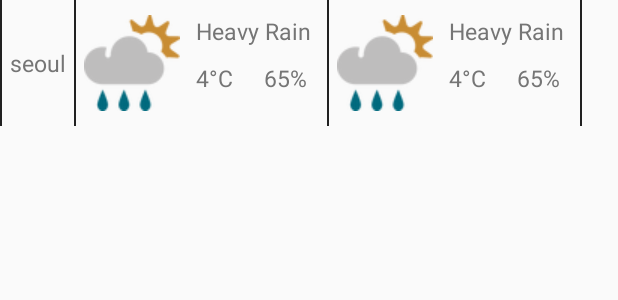
After one commit to gudnam/Location-Weather-Kotlin, an Android app: the layout item_local_weather.xml on its own in the app's theme, with its tools: preview values and no code run, on a phone screen of 412 x 824 dp. The commit adds this screen. Shown: the top 300 px of the screen. Run offline under Robolectric (Android 15) with nearby library versions, the phone set to English and light mode, and no system bars.

Commit message:
layout 적용. 데이터 하드코딩

```diff
--- /dev/null
+++ b/app/src/main/res/layout/item_local_weather.xml
@@ -0,0 +1,118 @@
+<?xml version="1.0" encoding="utf-8"?>
+<TableRow
+    xmlns:android="http://schemas.android.com/apk/res/android"
+    xmlns:app="http://schemas.android.com/apk/res-auto"
+    xmlns:tools="http://schemas.android.com/tools"
+    android:layout_width="match_parent"
+    android:layout_height="wrap_content">
+
+    <View style="@style/VerticalLineView" />
+
+    <TextView
+        android:id="@+id/textView2"
+        style="@style/LocalTextView"
+        android:text="seoul" />
+
+    <View style="@style/VerticalLineView" />
+
+    <androidx.constraintlayout.widget.ConstraintLayout
+        android:layout_width="wrap_content"
+        android:layout_height="wrap_content">
+
+        <ImageView
+            android:id="@+id/iv_today_weather_img"
+            android:layout_width="wrap_content"
+            android:layout_height="wrap_content"
+            android:layout_marginStart="5dp"
+            android:layout_marginTop="10dp"
+            android:layout_marginBottom="10dp"
+            app:layout_constraintBottom_toBottomOf="parent"
+            app:layout_constraintStart_toStartOf="parent"
+            app:layout_constraintTop_toTopOf="parent"
+            app:srcCompat="@drawable/s" />
+
+        <TextView
+            android:id="@+id/tv_today_state_name"
+            style="@style/StateNameTextView"
+            android:layout_marginStart="5dp"
+            android:layout_marginEnd="5dp"
+            android:text="Heavy Rain"
+            app:layout_constraintEnd_toEndOf="parent"
+            app:layout_constraintStart_toEndOf="@+id/iv_today_weather_img"
+            app:layout_constraintTop_toTopOf="@+id/iv_today_weather_img" />
+
+        <TextView
+            android:id="@+id/tv_today_temp"
+            style="@style/TempTextView"
+            android:layout_width="wrap_content"
+            android:layout_height="wrap_content"
+            android:layout_marginTop="10dp"
+            android:text="4°C"
+            app:layout_constraintStart_toStartOf="@+id/tv_today_state_name"
+            app:layout_constraintTop_toBottomOf="@+id/tv_today_state_name" />
+
+        <TextView
+            android:id="@+id/tv_today_humidity"
+            style="@style/HumidityTextView"
+            android:layout_width="wrap_content"
+            android:layout_height="wrap_content"
+            android:layout_marginStart="10dp"
+            android:text="65%"
+            app:layout_constraintStart_toEndOf="@+id/tv_today_temp"
+            app:layout_constraintTop_toTopOf="@+id/tv_today_temp" />
+    </androidx.constraintlayout.widget.ConstraintLayout>
+
+    <View
+        android:id="@+id/view"
+        style="@style/VerticalLineView" />
+
+    <androidx.constraintlayout.widget.ConstraintLayout
+        android:layout_width="wrap_content"
+        android:layout_height="wrap_content">
+
+        <TextView
+            android:id="@+id/tv_tomorrow_humidity"
+            style="@style/HumidityTextView"
+            android:layout_width="wrap_content"
+            android:layout_height="wrap_content"
+            android:layout_marginStart="10dp"
+            android:text="65%"
+            app:layout_constraintStart_toEndOf="@+id/tv_tomorrow_temp"
+            app:layout_constraintTop_toTopOf="@+id/tv_tomorrow_temp" />
+
+        <ImageView
+            android:id="@+id/iv_tomorrow_weather"
+            android:layout_width="wrap_content"
+            android:layout_height="wrap_content"
+            android:layout_marginStart="5dp"
+            android:layout_marginTop="10dp"
+            android:layout_marginBottom="10dp"
+            app:layout_constraintBottom_toBottomOf="parent"
+            app:layout_constraintStart_toStartOf="parent"
+            app:layout_constraintTop_toTopOf="parent"
+            app:srcCompat="@drawable/s" />
+
+        <TextView
+            android:id="@+id/textView5"
+            style="@style/StateNameTextView"
+            android:layout_marginStart="5dp"
+            android:layout_marginEnd="5dp"
+            android:text="Heavy Rain"
+            app:layout_constraintEnd_toEndOf="parent"
+            app:layout_constraintStart_toEndOf="@+id/iv_tomorrow_weather"
+            app:layout_constraintTop_toTopOf="@+id/iv_tomorrow_weather" />
+
+        <TextView
+            android:id="@+id/tv_tomorrow_temp"
+            style="@style/TempTextView"
+            android:layout_width="wrap_content"
+            android:layout_height="wrap_content"
+            android:layout_marginTop="10dp"
+            android:text="4°C"
+            app:layout_constraintStart_toStartOf="@+id/textView5"
+            app:layout_constraintTop_toBottomOf="@+id/textView5" />
+
+    </androidx.constraintlayout.widget.ConstraintLayout>
+
+    <View style="@style/VerticalLineView" />
+</TableRow>
--- a/app/src/main/res/values/styles.xml
+++ b/app/src/main/res/values/styles.xml
@@ -13,14 +13,65 @@
     </style>
 
     <style name="ContentTextView" parent="Widget.AppCompat.TextView">
+        <item name="android:layout_width">wrap_content</item>
+        <item name="android:layout_height">wrap_content</item>
         <item name="android:textColor">@color/grey600</item>
         <item name="android:textSize">18dp</item>
+        <item name="android:paddingLeft">5dp</item>
+        <item name="android:paddingRight">5dp</item>
+        <item name="android:gravity">center</item>
     </style>
 
-    <style name="ContentDynamicTextView" parent="Widget.AppCompat.TextView">
+    <style name="LocalTextView" parent="Widget.AppCompat.TextView">
+        <item name="android:layout_width">wrap_content</item>
+        <item name="android:layout_height">match_parent</item>
         <item name="android:textColor">@color/grey600</item>
-        <item name="android:textSize">18dp</item>
-        <item name="android:textStyle">bold</item>
+        <item name="android:textSize">15dp</item>
+        <item name="android:paddingLeft">5dp</item>
+        <item name="android:paddingRight">5dp</item>
+        <item name="android:gravity">center</item>
+    </style>
+
+    <style name="StateNameTextView" parent="Widget.AppCompat.TextView">
+        <item name="android:layout_width">wrap_content</item>
+        <item name="android:layout_height">wrap_content</item>
+        <item name="android:textColor">@color/grey600</item>
+        <item name="android:textSize">15dp</item>
+        <item name="android:paddingLeft">5dp</item>
+        <item name="android:paddingRight">5dp</item>
+        <item name="android:gravity">center</item>
+    </style>
+
+    <style name="TempTextView" parent="Widget.AppCompat.TextView">
+        <item name="android:layout_width">wrap_content</item>
+        <item name="android:layout_height">wrap_content</item>
+        <item name="android:textColor">@color/grey600</item>
+        <item name="android:textSize">15dp</item>
+        <item name="android:paddingLeft">5dp</item>
+        <item name="android:paddingRight">5dp</item>
+        <item name="android:gravity">center</item>
+    </style>
+
+    <style name="HumidityTextView" parent="Widget.AppCompat.TextView">
+        <item name="android:layout_width">wrap_content</item>
+        <item name="android:layout_height">wrap_content</item>
+        <item name="android:textColor">@color/grey600</item>
+        <item name="android:textSize">15dp</item>
+        <item name="android:paddingLeft">5dp</item>
+        <item name="android:paddingRight">5dp</item>
+        <item name="android:gravity">center</item>
+    </style>
+
+    <style name="VerticalLineView" parent="Widget.AppCompat.TextView">
+        <item name="android:layout_width">1dp</item>
+        <item name="android:layout_height">match_parent</item>
+        <item name="android:background">@color/grey900</item>
+    </style>
+
+    <style name="HorizontalLineView" parent="Widget.AppCompat.TextView">
+        <item name="android:layout_width">match_parent</item>
+        <item name="android:layout_height">1dp</item>
+        <item name="android:background">@color/grey900</item>
     </style>
 
 </resources>
```
Also changed, not shown: app/src/main/java/com/magulab/localweather/ui/main/fragment/LocalWeatherFragment.kt (+29 -0 lines), app/src/main/res/layout/fragment_local_weather.xml (+61 -0 lines), app/src/main/res/drawable-v24/s.png (added), app/src/main/res/drawable-v24/sn.png (added).
